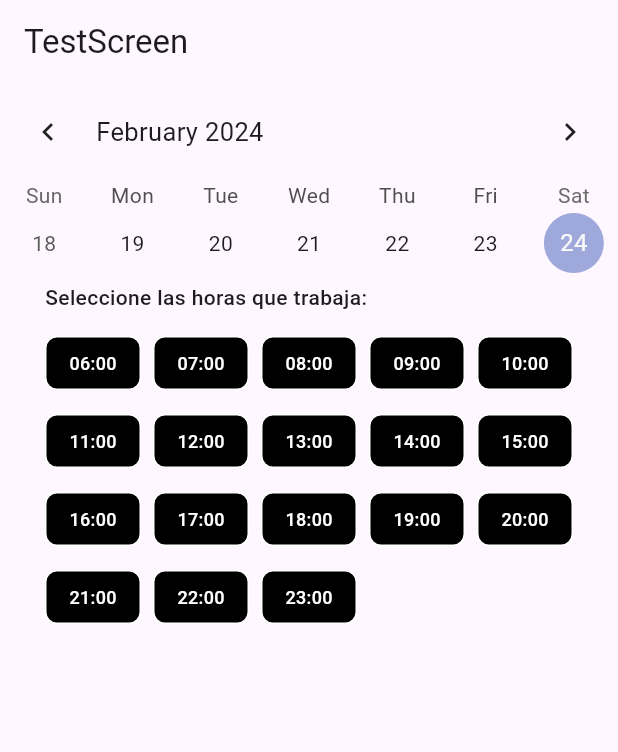
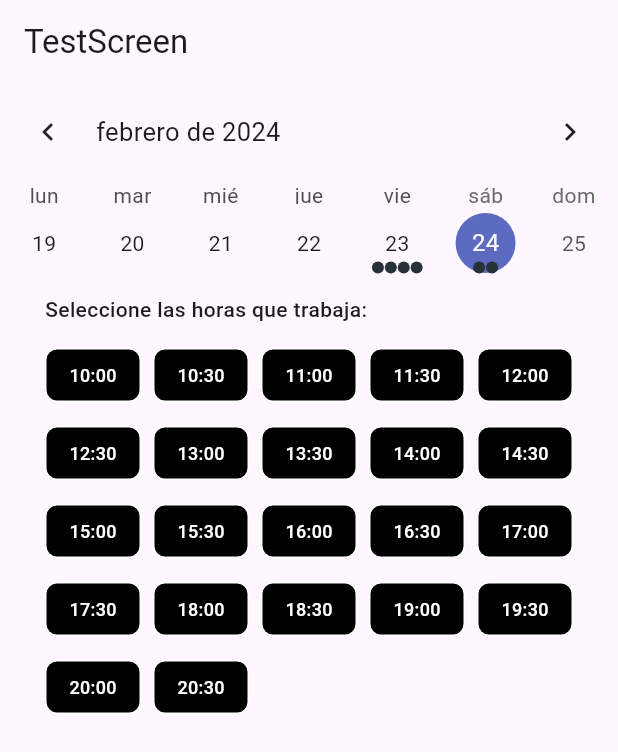
Before and after one commit to Laesx/FlutterPeluqueria, a Flutter app: the screen it shows after launch, on a phone screen of 412 x 824 dp. Shown: the top 752 px of the screen. Run offline on Flutter 3.47's test engine with Material 3 defaults, Android fonts, the phone set to English and light mode, and no system bars; drawn by our look-alikes of table_calendar.

Commit message:
Implementado de forma preliminar

```diff
--- a/lib/screen/test_screen.dart
+++ /dev/null
@@ -1,46 +0,0 @@
-import 'package:flutter/material.dart';
-import 'package:flutter_peluqueria/widgets/hours_panel.dart';
-import '../widgets/widgets.dart';
-
-class TestScreen extends StatelessWidget {
-  const TestScreen({Key? key}) : super(key: key);
-
-  @override
-  Widget build(BuildContext context) {
-    return Scaffold(
-      appBar: AppBar(
-        title: Text('TestScreen'),
-      ),
-      body: Column(
-        children: [
-          CalendarBar(),
-          HoursPanel(startTime: 6, endTime: 23, onTimePressed: (int time) {}),
-
-          /*
-          Expanded(
-            // Zona de los botones
-            flex: 2,
-            child: GridView.builder(
-                itemCount: 10,
-                gridDelegate: const SliverGridDelegateWithFixedCrossAxisCount(
-                    crossAxisCount: 4,
-                    mainAxisSpacing: 10,
-                    crossAxisSpacing: 10),
-                // Esta sección es la que crea los botones, también
-                // tiene en cuenta si es un operador o algún otro boton con
-                // función diferente, además de cambiarle el color
-                itemBuilder: (BuildContext context, int index) {
-                  return MyButton(
-                    color: Colors.blue,
-                    textColor: Colors.white,
-                    buttonText: index.toString(),
-                    buttontapped: () {},
-                  );
-                }),
-          ),
-          */
-        ],
-      ),
-    );
-  }
-}
--- /dev/null
+++ b/lib/screens/schedule_screen.dart
@@ -0,0 +1,16 @@
+import 'package:flutter/material.dart';
+import 'package:flutter_peluqueria/widgets/widgets.dart';
+
+class ScheduleScreen extends StatelessWidget {
+  const ScheduleScreen({Key? key}) : super(key: key);
+
+  @override
+  Widget build(BuildContext context) {
+    return Scaffold(
+      appBar: AppBar(
+        title: Text('TestScreen'),
+      ),
+      body: CalendarReservations(),
+    );
+  }
+}
--- /dev/null
+++ b/lib/screens/screens.dart
@@ -0,0 +1 @@
+export 'package:flutter_peluqueria/screens/schedule_screen.dart';
--- /dev/null
+++ b/lib/widgets/calendar_reservations.dart
@@ -0,0 +1,154 @@
+import 'package:flutter/material.dart';
+import 'package:flutter/widgets.dart';
+import 'package:flutter_peluqueria/widgets/widgets.dart';
+import 'package:table_calendar/table_calendar.dart';
+import '../utils.dart';
+
+class CalendarReservations extends StatefulWidget {
+  const CalendarReservations({super.key});
+
+  @override
+  State<CalendarReservations> createState() => _CalendarReservationsState();
+}
+
+class _CalendarReservationsState extends State<CalendarReservations> {
+  late final ValueNotifier<List<Event>> _selectedEvents;
+  CalendarFormat _calendarFormat = CalendarFormat.week;
+  RangeSelectionMode _rangeSelectionMode = RangeSelectionMode
+      .toggledOff; // Can be toggled on/off by longpressing a date
+
+  DateTime _focusedDay = DateTime.now();
+  DateTime? _selectedDay;
+  DateTime? _rangeStart;
+  DateTime? _rangeEnd;
+
+  @override
+  void initState() {
+    super.initState();
+
+    _selectedDay = _focusedDay;
+    _selectedEvents = ValueNotifier(_getEventsForDay(_selectedDay!));
+  }
+
+  @override
+  void dispose() {
+    _selectedEvents.dispose();
+    super.dispose();
+  }
+
+  List<Event> _getEventsForDay(DateTime day) {
+    // Implementation example
+    return kEvents[day] ?? [];
+  }
+
+  List<Event> _getEventsForRange(DateTime start, DateTime end) {
+    // Implementation example
+    final days = daysInRange(start, end);
+
+    return [
+      for (final d in days) ..._getEventsForDay(d),
+    ];
+  }
+
+  void _onDaySelected(DateTime selectedDay, DateTime focusedDay) {
+    if (!isSameDay(_selectedDay, selectedDay)) {
+      setState(() {
+        _selectedDay = selectedDay;
+        _focusedDay = focusedDay;
+        _rangeStart = null; // Important to clean those
+        _rangeEnd = null;
+        _rangeSelectionMode = RangeSelectionMode.toggledOff;
+      });
+
+      _selectedEvents.value = _getEventsForDay(selectedDay);
+    }
+  }
+
+  void _onRangeSelected(DateTime? start, DateTime? end, DateTime focusedDay) {
+    setState(() {
+      _selectedDay = null;
+      _focusedDay = focusedDay;
+      _rangeStart = start;
+      _rangeEnd = end;
+      _rangeSelectionMode = RangeSelectionMode.toggledOn;
+    });
+
+    // `start` or `end` could be null
+    if (start != null && end != null) {
+      _selectedEvents.value = _getEventsForRange(start, end);
+    } else if (start != null) {
+      _selectedEvents.value = _getEventsForDay(start);
+    } else if (end != null) {
+      _selectedEvents.value = _getEventsForDay(end);
+    }
+  }
+
+  @override
+  Widget build(BuildContext context) {
+    return Column(
+      children: [
+        TableCalendar<Event>(
+          locale: 'es_ES',
+          firstDay: kFirstDay,
+          lastDay: kLastDay,
+          focusedDay: _focusedDay,
+          selectedDayPredicate: (day) => isSameDay(_selectedDay, day),
+          rangeStartDay: _rangeStart,
+          rangeEndDay: _rangeEnd,
+          calendarFormat: _calendarFormat,
+          availableCalendarFormats: const {CalendarFormat.week: 'Week'},
+          rangeSelectionMode: _rangeSelectionMode,
+          eventLoader: _getEventsForDay,
+          startingDayOfWeek: StartingDayOfWeek.monday,
+          calendarStyle: CalendarStyle(
+            // Use `CalendarStyle` to customize the UI
+            outsideDaysVisible: false,
+          ),
+          onDaySelected: _onDaySelected,
+          onRangeSelected: _onRangeSelected,
+          onFormatChanged: (format) {
+            if (_calendarFormat != format) {
+              setState(() {
+                _calendarFormat = format;
+              });
+            }
+          },
+          onPageChanged: (focusedDay) {
+            _focusedDay = focusedDay;
+          },
+        ),
+        const SizedBox(height: 8.0),
+        /*
+        Expanded(
+          child: ValueListenableBuilder<List<Event>>(
+            valueListenable: _selectedEvents,
+            builder: (context, value, _) {
+              return ListView.builder(
+                itemCount: value.length,
+                itemBuilder: (context, index) {
+                  return Container(
+                    margin: const EdgeInsets.symmetric(
+                      horizontal: 12.0,
+                      vertical: 4.0,
+                    ),
+                    decoration: BoxDecoration(
+                      border: Border.all(),
+                      borderRadius: BorderRadius.circular(12.0),
+                    ),
+                    child: ListTile(
+                      onTap: () => print('${value[index]}'),
+                      title: Text('${value[index]}'),
+                    ),
+                  );
+                },
+              );
+            },
+          ),
+        ),
+        */
+        HoursPanel.singleSelection(
+            startTime: 10, endTime: 20, onTimePressed: (int time) {})
+      ],
+    );
+  }
+}
--- a/lib/widgets/hours_panel.dart
+++ b/lib/widgets/hours_panel.dart
@@ -49,7 +49,7 @@ class _HoursPanelState extends State<HoursPanel> {
           spacing: 8,
           runSpacing: 16,
           children: [
-            for (int i = widget.startTime; i <= widget.endTime; i++)
+            for (int i = widget.startTime; i <= widget.endTime; i++) ...[
               TimeButton(
                 enabledTimes: widget.enabledTimes,
                 label: '${i.toString().padLeft(2, '0')}:00',
@@ -69,6 +69,28 @@ class _HoursPanelState extends State<HoursPanel> {
                   widget.onTimePressed(timeSelected);
                 },
               ),
+              TimeButton(
+                enabledTimes: widget.enabledTimes,
+                label: '${i.toString().padLeft(2, '0')}:30',
+                // Hay que cambiar algo por aquí para que pueda manejar los minutos
+                // O al menos que sepa que es media hora
+                value: i,
+                timeSelected: lastSelection,
+                singleSelection: singleSelection,
+                onPressed: (timeSelected) {
+                  setState(() {
+                    if (singleSelection) {
+                      if (lastSelection == timeSelected) {
+                        lastSelection = null;
+                      } else {
+                        lastSelection = timeSelected;
+                      }
+                    }
+                  });
+                  widget.onTimePressed(timeSelected);
+                },
+              ),
+            ],
           ],
         ),
       ],
--- /dev/null
+++ b/lib/widgets/time_button.dart
@@ -0,0 +1,86 @@
+import 'package:flutter_peluqueria/theme/app_theme.dart';
+import 'package:flutter/material.dart';
+
+class TimeButton extends StatefulWidget {
+  const TimeButton({
+    super.key,
+    this.enabledTimes,
+    required this.label,
+    required this.value,
+    required this.onPressed,
+    required this.singleSelection,
+    required this.timeSelected,
+  });
+
+  final List<int>? enabledTimes;
+  final String label;
+  final int value;
+  final ValueChanged<int> onPressed;
+  final bool singleSelection;
+  final int? timeSelected;
+
+  @override
+  State<TimeButton> createState() => _TimeButtonState();
+}
+
+class _TimeButtonState extends State<TimeButton> {
+  var selected = false;
+
+  @override
+  Widget build(BuildContext context) {
+    final TimeButton(
+      :singleSelection,
+      :timeSelected,
+      :value,
+      :label,
+      :enabledTimes,
+      :onPressed,
+    ) = widget;
+
+    if (singleSelection && timeSelected != null) {
+      selected = timeSelected == value;
+    }
+
+    final textColor = selected ? Colors.white : AppTheme.textColor;
+    var buttonColor = selected ? AppTheme.buttonColor : Colors.black;
+    final buttonBorderColor =
+        selected ? AppTheme.primaryColor : AppTheme.textColor;
+
+    final disableTime = enabledTimes != null && !enabledTimes.contains(value);
+
+    if (disableTime) {
+      buttonColor = Colors.grey[400]!;
+    }
+
+    return InkWell(
+      borderRadius: BorderRadius.circular(8),
+      onTap: disableTime
+          ? null
+          : () {
+              setState(() {
+                selected = !selected;
+                onPressed(value);
+              });
+            },
+      child: Container(
+        width: 64,
+        height: 36,
+        decoration: BoxDecoration(
+          borderRadius: BorderRadius.circular(8),
+          color: buttonColor,
+          border: Border.all(color: buttonBorderColor),
+        ),
+        child: Center(
+          child: Text(
+            label,
+            style: TextStyle(
+              color: textColor,
+              fontSize: 12,
+              fontWeight: FontWeight.w500,
+            ),
+          ),
+        ),
+      ),
+    );
+  }
+}
--- a/lib/widgets/widgets.dart
+++ b/lib/widgets/widgets.dart
@@ -1,2 +1,4 @@
 export 'package:flutter_peluqueria/widgets/calendar_bar.dart';
 export 'package:flutter_peluqueria/widgets/botones.dart';
+export 'package:flutter_peluqueria/widgets/hours_panel.dart';
+export 'package:flutter_peluqueria/widgets/calendar_reservations.dart';
```
Also changed, not shown: lib/main.dart (+4 -76 lines).
